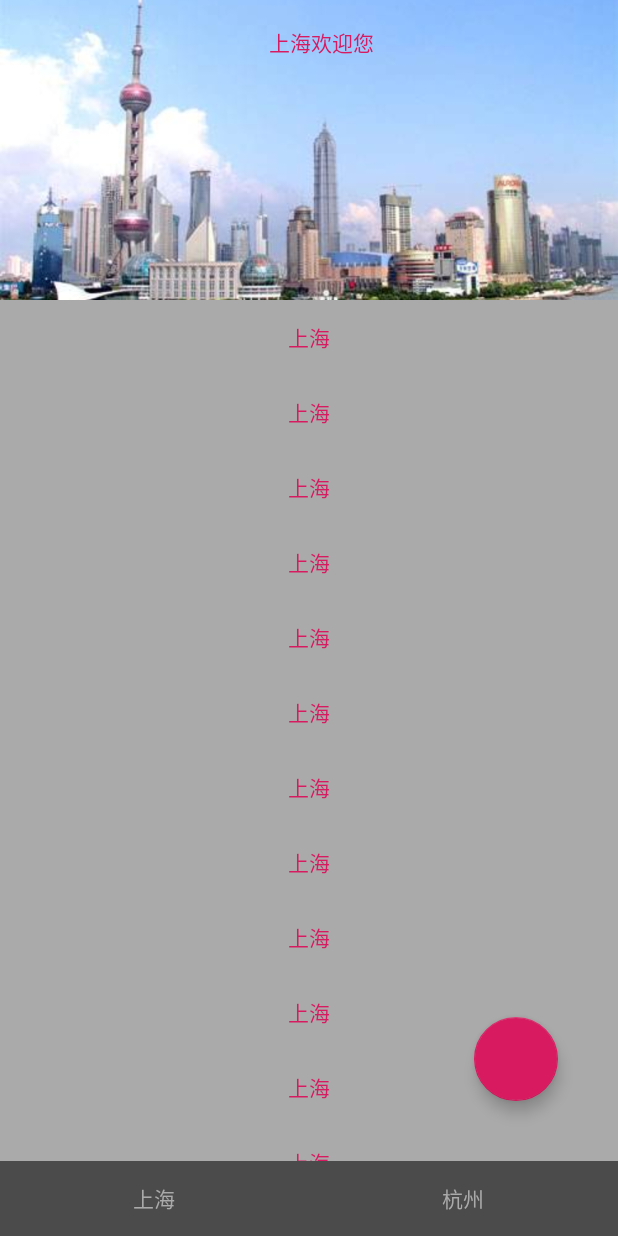
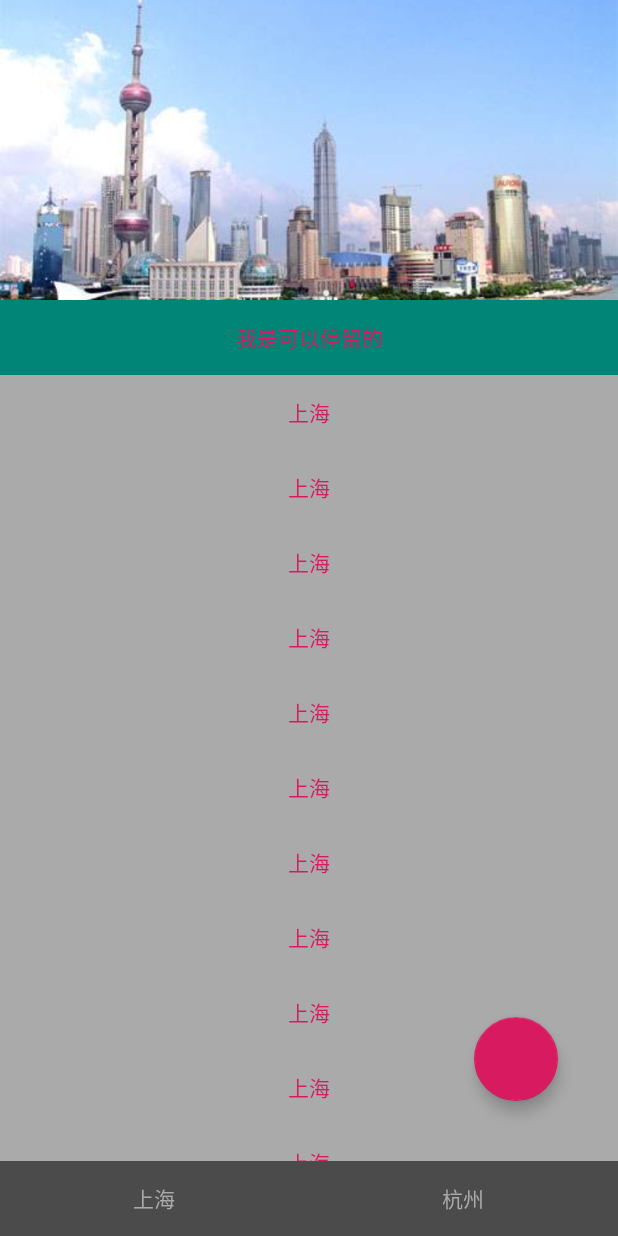
Before and after one commit to yoyo0316/TodayInfomation, an Android app: the screen it shows after launch (MainActivity), after a tap on "跳过", on a phone screen of 412 x 824 dp. Run offline under Robolectric (Android 15) with nearby library versions, the phone set to English and light mode, and no system bars; our stand-ins replace ButterKnife.

Commit message:
仿微博热搜滑动交互之渐隐及顶部停留效果处理

```diff
--- a/app/src/main/java/com/yoyozhangh/github/todayinfomation/main/fragment/ShanghaiFragment.java
+++ b/app/src/main/java/com/yoyozhangh/github/todayinfomation/main/fragment/ShanghaiFragment.java
@@ -1,6 +1,8 @@
 package com.yoyozhangh.github.todayinfomation.main.fragment;
 
 
+import android.util.Log;
+import android.view.View;
 import android.widget.TextView;
 
 import com.google.android.material.appbar.AppBarLayout;
@@ -13,7 +15,7 @@ import butterknife.BindView;
 
 @ViewInject(mainlayoutid = R.layout.fragment_shanghai)
 public class ShanghaiFragment extends BaseFragment {
-
+    public static String TAG = "ShanghaiFragment";
 
     @BindView(R.id.tv_shanghai_welcome)
     TextView tvShanghaiWelcome;
@@ -24,6 +26,17 @@ public class ShanghaiFragment extends BaseFragment {
 
     @Override
     public void afterBindView() {
+        shanghaiAppBarlayout.addOnOffsetChangedListener(new AppBarLayout.OnOffsetChangedListener() {
+            @Override
+            public void onOffsetChanged(AppBarLayout appBarLayout, int verticalOffset) {
+                Log.d(TAG, "shanghaiAppBarlayout onOffsetChanged: appBarLayout height= [" + appBarLayout.getMeasuredHeight() + "], verticalOffset = [" + verticalOffset + "]");
 
+                if (-verticalOffset < appBarLayout.getMeasuredHeight()/2){
+                    tvShanghaiWelcome.setVisibility(View.INVISIBLE);
+                }else {
+                    tvShanghaiWelcome.setVisibility(View.VISIBLE);
+                }
+            }
+        });
     }
 }
--- a/app/src/main/res/layout/fragment_shanghai.xml
+++ b/app/src/main/res/layout/fragment_shanghai.xml
@@ -35,10 +35,18 @@
                     android:layout_height="match_parent"
                     android:layout_gravity="center"
                     android:gravity="center"
+                    android:visibility="gone"
                     android:text="上海欢迎您"
                     android:textColor="@color/colorAccent" />
             </androidx.appcompat.widget.Toolbar>
         </com.google.android.material.appbar.CollapsingToolbarLayout>
+        <TextView
+            android:layout_width="match_parent"
+            android:layout_height="50dp"
+            android:layout_gravity="center"
+            android:gravity="center"
+            android:text="我是可以停留的"
+            android:textColor="@color/colorAccent" />
     </com.google.android.material.appbar.AppBarLayout>
 
     <androidx.core.widget.NestedScrollView
```
